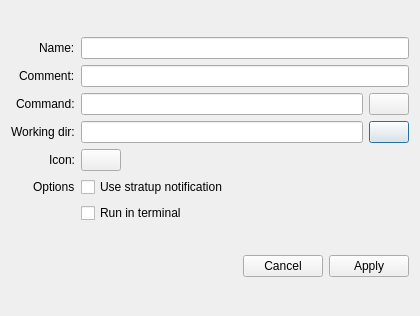
This is desktop-editor/dialog.ui in lumina-desktop/lumina as Qt 5 draws it before an edit. The edited form follows.
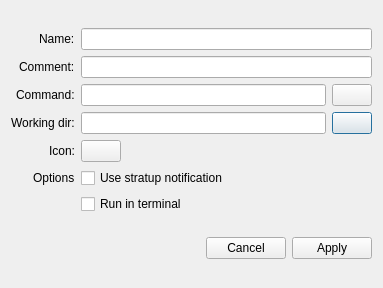
This is the edited form. Icons and pictures are not drawn.

Commit message: better window size

```diff
--- a/desktop-editor/dialog.ui
+++ b/desktop-editor/dialog.ui
@@ -6,8 +6,8 @@
    <rect>
     <x>0</x>
     <y>0</y>
-    <width>420</width>
-    <height>316</height>
+    <width>383</width>
+    <height>288</height>
    </rect>
   </property>
   <property name="windowTitle">
```
